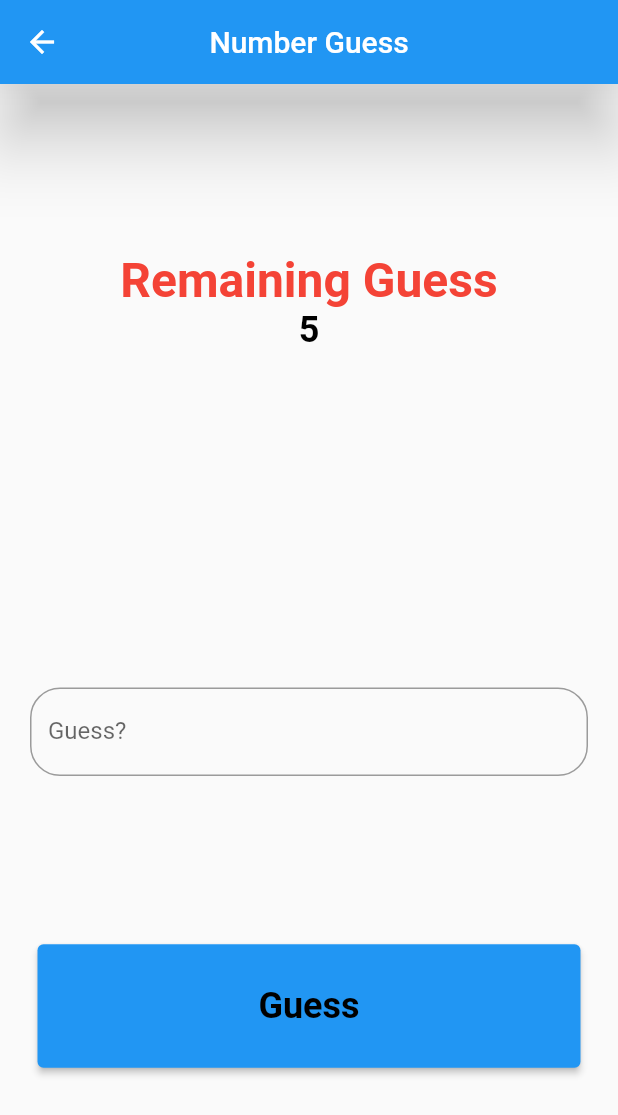
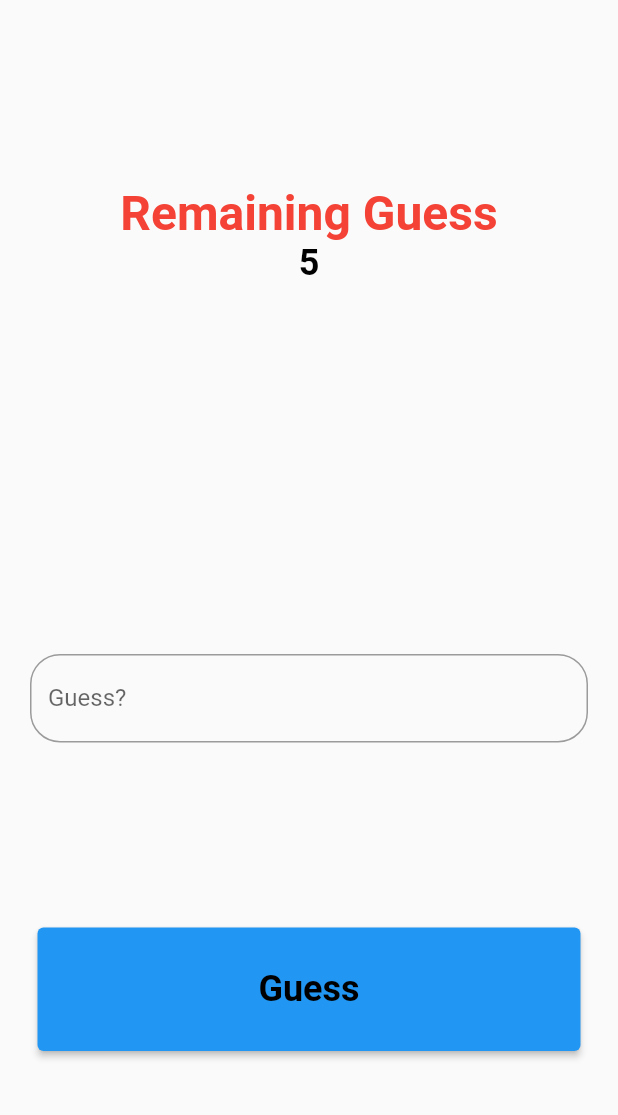
Before and after one commit to yakupbilgen/number-guess, a Flutter app: the screen it shows after launch, after a tap on "Start Game", on a phone screen of 412 x 824 dp. Shown: the top 1115 px of the screen. Run offline on Flutter 3.47's test engine with Material 2 defaults, Android fonts, the phone set to English and light mode, and no system bars.

Commit message:
remove appBar all projetc

```diff
--- a/lib/screen/game_screen.dart
+++ b/lib/screen/game_screen.dart
@@ -43,12 +43,8 @@ class _GameScreenState extends State<GameScreen> {
     Size deviceSize = MediaQuery.of(context).size;
 
     return Scaffold(
-      appBar: AppBar(
-        title: const Text(AppTextContants.appBarTitleGameScreen),
-        centerTitle: true,
-        elevation: AppSizeConstants.appBarElevationSize,
-      ),
-      body: Padding(
+      body: SafeArea(
+        child: Padding(
           padding: const EdgeInsets.only(
               left: AppSizeConstants.defaultSizedBoxLeftAndRightSpace,
               right: AppSizeConstants.defaultSizedBoxLeftAndRightSpace),
@@ -107,6 +103,7 @@ class _GameScreenState extends State<GameScreen> {
             ],
           ),
         ),
+      ),
     );
   }
 
--- a/lib/screen/homepage.dart
+++ b/lib/screen/homepage.dart
@@ -1,4 +1,5 @@
 import 'package:flutter/material.dart';
+import 'package:numberguess/constants/widgets/app_text_style.dart';
 
 import '../constants/app_size_constants.dart';
 import '../constants/app_text_contansts.dart';
@@ -17,12 +18,8 @@ class _HomePageState extends State<HomePage> {
   Widget build(BuildContext context) {
     Size deviceSize = MediaQuery.of(context).size;
     return Scaffold(
-      appBar: AppBar(
-        title: const Text(AppTextContants.appBarTitleHomePage),
-        centerTitle: true,
-        elevation: AppSizeConstants.appBarElevationSize,
-      ),
-      body: Padding(
+      body: SafeArea(
+        child: Padding(
           padding: const EdgeInsets.only(
               left: AppSizeConstants.defaultSizedBoxLeftAndRightSpace,
               right: AppSizeConstants.defaultSizedBoxLeftAndRightSpace),
@@ -41,10 +38,11 @@ class _HomePageState extends State<HomePage> {
                 width: deviceSize.width - 50,
                 child: Expanded(
                   child: ElevatedButton(
-                  onPressed: () => Navigator.pushNamed(context, "/gamescreen"),
-                  child: const Text(
+                    onPressed: () =>
+                        Navigator.pushNamed(context, "/gamescreen"),
+                    child: Text(
                       AppTextContants.startButton,
-                    style: TextStyle(fontWeight: FontWeight.bold, fontSize: 36),
+                      style: myTextStyle(32, Colors.black),
                     ),
                   ),
                 ),
@@ -52,6 +50,7 @@ class _HomePageState extends State<HomePage> {
             ],
           ),
         ),
+      ),
     );
   }
 }
```
Also changed, not shown: lib/screen/result_screen.dart (+9 -6 lines). Lines whose indentation alone changed are shown as unchanged.
